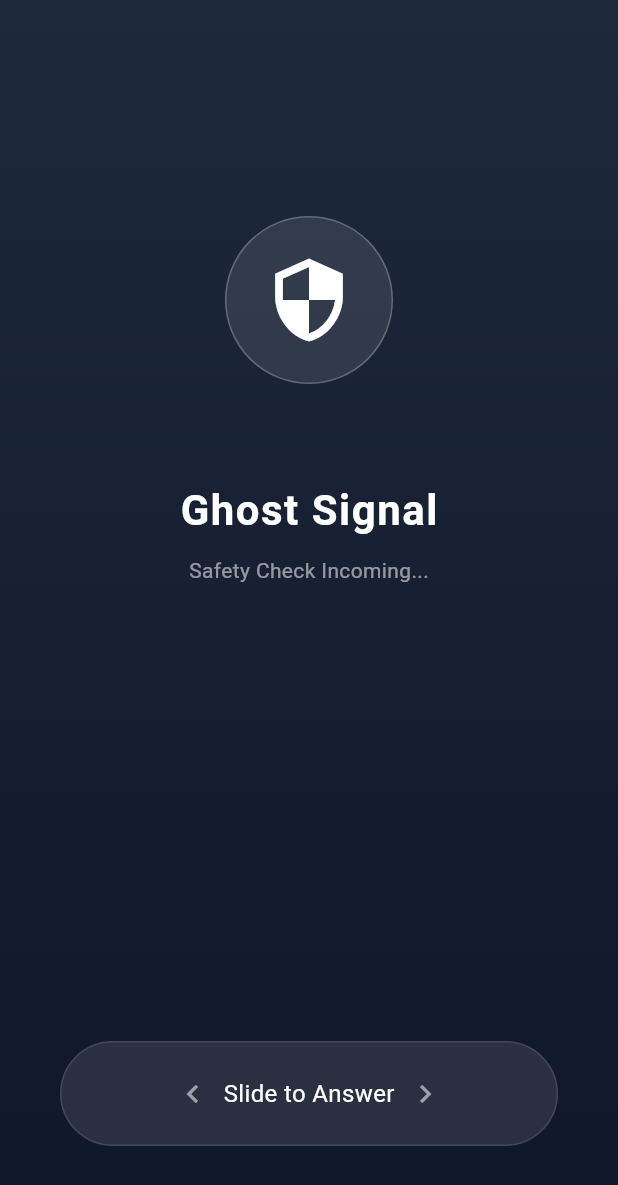
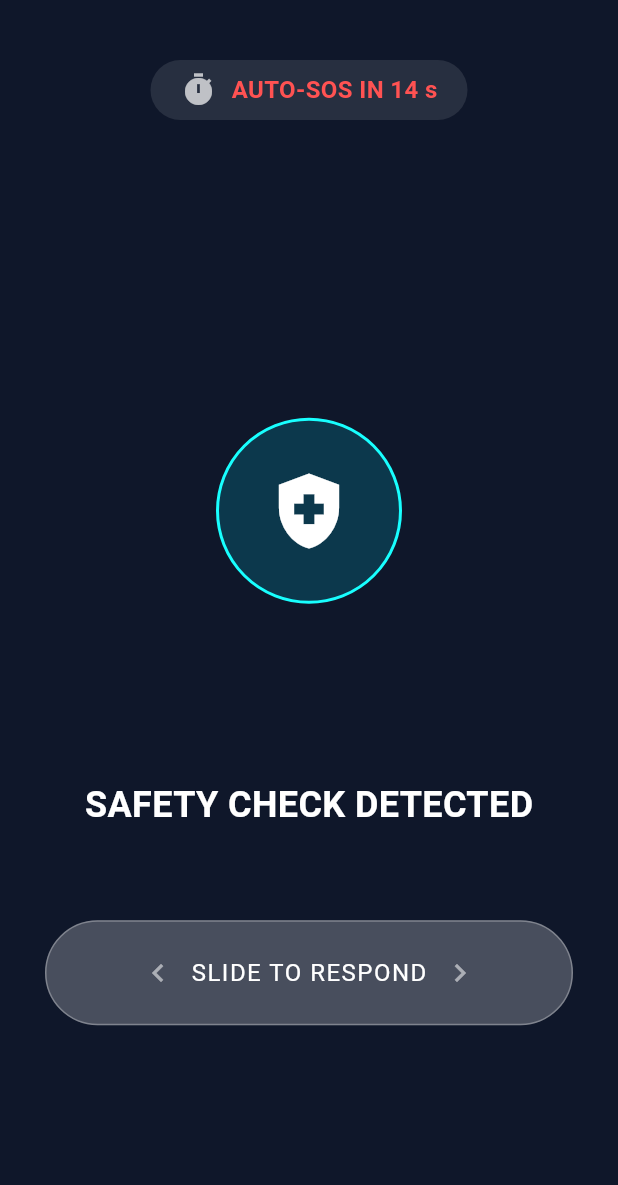
Before and after one commit to sushant-me/TechSprint_team_innovators, a Flutter app: the SafetyCheckScreen screen opened directly with empty values, on a phone screen of 412 x 824 dp. Shown: the top 1185 px of the screen. Run offline on Flutter 3.47's test engine with Material 3 defaults, Android fonts, the phone set to English and light mode, and no system bars; drawn by our look-alikes of avatar_glow; our stand-ins replace audioplayers, flutter_local_notifications, flutter_tts, geolocator, percent_indicator, permission_handler and 4 more; missing offline and left inert: flutter_background_service, ghostsignal, nearby_connections, telephony, tflite_audio, torch_light; accounts and stored records are empty; statements that could not run were skipped.

Commit message:
Refactor SafetyCheckScreen for improved functionality

```diff
--- a/lib/screens/safety_check_screen.dart
+++ b/lib/screens/safety_check_screen.dart
@@ -7,6 +7,7 @@ import 'package:geolocator/geolocator.dart';
 import 'package:shared_preferences/shared_preferences.dart';
 import 'package:avatar_glow/avatar_glow.dart';
 
+// Services
 import 'package:ghostsignal/services/earthquake_api_service.dart';
 import 'package:ghostsignal/services/mesh_service.dart';
 import 'package:ghostsignal/services/siren_service.dart';
@@ -16,244 +17,272 @@ import 'package:ghostsignal/services/flashlight_service.dart';
 class SafetyCheckScreen extends StatefulWidget {
   final String triggerCause;
   const SafetyCheckScreen({super.key, required this.triggerCause});
+
   @override
   State<SafetyCheckScreen> createState() => _SafetyCheckScreenState();
 }
 
-class _SafetyCheckScreenState extends State<SafetyCheckScreen> {
-  // 0 = Incoming Call (Swipe UI)
-  // 1 = Active Call (Keypad UI)
-  // 2 = SOS Triggered (Red Screen)
-  int _callState = 0;
+class _SafetyCheckScreenState extends State<SafetyCheckScreen> with TickerProviderStateMixin {
+  // 0 = Incoming Check (Slide to Answer)
+  // 1 = Triage (Safe vs Help)
+  // 2 = SOS Active (Beacon Mode)
+  int _state = 0;
 
+  // Resources
   final FlutterTts _tts = FlutterTts();
   final AudioPlayer _ringtone = AudioPlayer();
-  Timer? _timeoutTimer;
+  Timer? _failsafeTimer;
+  int _countdown = 15; // Seconds before auto-SOS
 
+  // Services
   final MeshService _mesh = MeshService();
   final SmsService _sms = SmsService();
   final SirenService _siren = SirenService();
   final FlashlightService _flash = FlashlightService();
 
+  // Animation
+  late AnimationController _strobeController;
+
   @override
   void initState() {
     super.initState();
-    _startIncomingCall();
-  }
-
-  void _startIncomingCall() async {
-    // 1. API Check
-    bool confirmed = false;
-    if (widget.triggerCause == "Earthquake") {
-      confirmed = await EarthquakeApiService().verifyEarthquakeNearby();
-    }
-
-    // 2. Ringtone & Vibrate
-    await _ringtone.setSource(AssetSource('siren.mp3'));
-    await _ringtone.setVolume(1.0); // Loud
-    await _ringtone.setReleaseMode(ReleaseMode.loop);
-    await _ringtone.resume();
-    Vibration.vibrate(pattern: [1000, 1000], repeat: 1);
-
-    // 3. Announcement
-    await Future.delayed(const Duration(seconds: 2));
-    String text = "Safety Check.";
-    if (confirmed) text += " Earthquake confirmed.";
-    text += " Swipe green to answer.";
-
-    await _tts.setLanguage("en-US");
-    await _tts.setVolume(1.0);
-    await _tts.speak(text);
-
-    // 4. Timeout (15s)
-    _timeoutTimer = Timer(const Duration(seconds: 15), () {
-      if (mounted && _callState == 0)
-        _triggerGlobalSOS("Unconscious / No Answer");
-    });
-  }
-
-  void _answerCall() async {
-    // STOP Ringing
-    _timeoutTimer?.cancel();
-    await _ringtone.stop();
-    Vibration.cancel();
-
-    setState(() => _callState = 1);
-
-    // SPEAK INSTRUCTIONS
-    await _tts.setVolume(1.0);
-    await _tts.setSpeechRate(0.5); // Clear
-    await _tts.speak("If you are fine, press 1. If you need help, press 2.");
-
-    // Timeout (10s)
-    _timeoutTimer = Timer(const Duration(seconds: 10), () {
-      if (mounted) _triggerGlobalSOS("Silent Call");
-    });
-  }
-
-  void _declineCall() {
-    _shutdown("SAFE");
-  }
-
-  void _handleKeypad(String key) {
-    if (key == "1") _shutdown("SAFE");
-    if (key == "2") _triggerGlobalSOS("User Requested Help");
-  }
-
-  void _shutdown(String status) async {
-    // KILL ALL NOISE AND LIGHT
-    _timeoutTimer?.cancel();
-    await _ringtone.stop();
-    await _tts.stop();
-    Vibration.cancel();
-    await _siren.stopSiren();
-    _flash.stopStrobe();
-
-    if (status == "SAFE") {
-      await _mesh.broadcastSafe();
-      Navigator.popUntil(context, (route) => route.isFirst);
-      ScaffoldMessenger.of(context).showSnackBar(const SnackBar(
-          backgroundColor: Colors.green,
-          content: Text("Verified Safe. All Alarms Stopped.")));
-    }
-  }
-
-  Future<void> _triggerGlobalSOS(String reason) async {
-    _timeoutTimer?.cancel();
-    _ringtone.stop();
-    _tts.stop();
-
-    // START EMERGENCY SYSTEMS
-    _siren.startSiren();
-    _flash.startSosStrobe();
-
-    String lat = "0.0", long = "0.0";
-    try {
-      Position pos = await Geolocator.getCurrentPosition(
-          desiredAccuracy: LocationAccuracy.high);
-      lat = pos.latitude.toString();
-      long = pos.longitude.toString();
-    } catch (e) {
-      print(e);
-    }
-
-    final prefs = await SharedPreferences.getInstance();
-    String name = prefs.getString('my_name') ?? "Unknown";
-    String cond = prefs.getString('my_condition') ?? "None";
-    List<String> contacts = prefs.getStringList('sos_contacts') ?? [];
-
-    if (contacts.isNotEmpty) _sms.sendBackgroundSms(contacts, lat, long);
-    await _mesh.startEmergencyBroadcast(lat, long, name, "$cond | $reason");
-
-    if (mounted) setState(() => _callState = 2);
+    _strobeController = AnimationController(vsync: this, duration: const Duration(milliseconds: 500));
+    _initSafetyProtocol();
   }
 
   @override
   void dispose() {
-    _shutdown("EXIT");
+    _shutdownSystem(isExit: true);
+    _strobeController.dispose();
     super.dispose();
+  }
+
+  void _initSafetyProtocol() async {
+    // 1. Validate Trigger (Optional API check)
+    if (widget.triggerCause == "Earthquake") {
+      await EarthquakeApiService().verifyEarthquakeNearby();
+    }
+
+    // 2. Start Audio/Haptic Loop
+    _ringtone.setSource(AssetSource('siren_alert.mp3'));
+    _ringtone.setReleaseMode(ReleaseMode.loop);
+    _ringtone.resume();
+
+    Vibration.vibrate(pattern: [500, 1000, 500, 1000], repeat: 0); // Heartbeat pattern
+
+    // 3. Voice Command
+    await _tts.setLanguage("en-US");
+    await _tts.setSpeechRate(0.5);
+    _tts.speak("Safety Check Active. Are you safe?");
+
+    // 4. Start Deadman Switch (Countdown)
+    _startCountdown();
+  }
+
+  void _startCountdown() {
+    _failsafeTimer = Timer.periodic(const Duration(seconds: 1), (timer) {
+      if (!mounted) return;
+      setState(() {
+        if (_countdown > 0) {
+          _countdown--;
+        } else {
+          _triggerSOS("Unresponsive / Time Out");
+        }
+      });
+    });
+  }
+
+  // --- ACTIONS ---
+
+  void _userResponded() {
+    _failsafeTimer?.cancel();
+    _ringtone.stop();
+    Vibration.cancel();
+    _tts.stop();
+    setState(() {
+      _state = 1; // Move to Decision Phase
+      _countdown = 10; // Give them 10s to decide, else assume panic
+    });
+    // Restart timer for decision phase
+    _startCountdown();
+  }
+
+  void _markSafe() async {
+    _shutdownSystem(status: "SAFE");
+  }
+
+  void _triggerSOS(String reason) async {
+    _failsafeTimer?.cancel();
+
+    // Switch to Beacon Mode
+    setState(() => _state = 2);
+    _strobeController.repeat(reverse: true);
+
+    // Hardware Activation
+    _siren.startSiren();
+    _flash.startSosStrobe();
+
+    // Network Broadcast
+    Position pos = await Geolocator.getCurrentPosition(desiredAccuracy: LocationAccuracy.high);
+    final prefs = await SharedPreferences.getInstance();
+
+    String payload = "CRITICAL | ${prefs.getString('my_name')} | $reason";
+
+    _mesh.startEmergencyBroadcast(
+      pos.latitude.toString(),
+      pos.longitude.toString(),
+      "SOS",
+      payload
+    );
+
+    List<String> contacts = prefs.getStringList('sos_contacts') ?? [];
+    if (contacts.isNotEmpty) {
+      _sms.sendBackgroundSms(contacts, pos.latitude.toString(), pos.longitude.toString());
+    }
+  }
+
+  void _shutdownSystem({String status = "EXIT", bool isExit = false}) async {
+    _failsafeTimer?.cancel();
+    await _ringtone.stop();
+    await _tts.stop();
+    Vibration.cancel();
+    _siren.stopSiren();
+    _flash.stopStrobe();
+
+    if (status == "SAFE" && mounted) {
+      _mesh.broadcastSafe();
+      Navigator.popUntil(context, (route) => route.isFirst);
+      ScaffoldMessenger.of(context).showSnackBar(
+        const SnackBar(content: Text("Marked Safe. Systems Standby."), backgroundColor: Colors.green)
+      );
+    }
   }
 
   @override
   Widget build(BuildContext context) {
-    // SOS UI
-    if (_callState == 2) {
-      return Scaffold(
-        backgroundColor: const Color(0xFFEF4444),
-        body: Center(
+    return WillPopScope(
+      onWillPop: () async => false, // Disable back button during check
+      child: Scaffold(
+        backgroundColor: const Color(0xFF0F172A),
+        body: Stack(
+          children: [
+            // Background Alarm Effect (Only in State 2)
+            if (_state == 2)
+              AnimatedBuilder(
+                animation: _strobeController,
+                builder: (context, child) {
+                  return Container(
+                    color: Colors.red.withOpacity(_strobeController.value * 0.5),
+                  );
+                },
+              ),
+
+            SafeArea(
               child: Column(
-                mainAxisAlignment: MainAxisAlignment.center,
-                children: const [
-              Icon(Icons.warning_amber, size: 100, color: Colors.white),
-              SizedBox(height: 20),
-              Text("SOS SENT",
-                  style: TextStyle(
-                      fontSize: 40,
-                      color: Colors.white,
-                      fontWeight: FontWeight.bold)),
-              Text("Emergency Contacts Notified",
-                  style: TextStyle(color: Colors.white70))
-            ])),
+                children: [
+                  const SizedBox(height: 40),
+
+                  // HEADER: TIMER
+                  if (_state < 2)
+                    Container(
+                      padding: const EdgeInsets.symmetric(horizontal: 20, vertical: 8),
+                      decoration: BoxDecoration(
+                        color: Colors.white10,
+                        borderRadius: BorderRadius.circular(20)
+                      ),
+                      child: Row(
+                        mainAxisSize: MainAxisSize.min,
+                        children: [
+                          const Icon(Icons.timer, color: Colors.white70),
+                          const SizedBox(width: 10),
+                          Text(
+                            "AUTO-SOS IN $_countdown s",
+                            style: const TextStyle(
+                              color: Colors.redAccent,
+                              fontWeight: FontWeight.bold,
+                              fontSize: 16
+                            ),
+                          ),
+                        ],
+                      ),
+                    ),
+
+                  const Spacer(),
+
+                  // --- UI STATES ---
+
+                  // STATE 0: SLIDE TO ANSWER
+                  if (_state == 0) _buildIncomingCallUI(),
+
+                  // STATE 1: DECISION (SAFE vs HELP)
+                  if (_state == 1) _buildTriageUI(),
+
+                  // STATE 2: SOS BEACON
+                  if (_state == 2) _buildBeaconUI(),
+
+                  const Spacer(),
+                ],
+              ),
+            ),
+          ],
+        ),
+      ),
     );
   }
 
-    // MAIN CALL UI
-    return Scaffold(
-      body: Container(
-        width: double.infinity,
-        decoration: const BoxDecoration(
-            gradient: LinearGradient(
-                begin: Alignment.topCenter,
-                end: Alignment.bottomCenter,
-                colors: [Color(0xFF1E293B), Color(0xFF0F172A)])),
-        child: Column(
+  Widget _buildIncomingCallUI() {
+    return Column(
       children: [
-            const SizedBox(height: 100),
-
-            // PULSING CALLER ID
         AvatarGlow(
-              glowColor:
-                  _callState == 0 ? Colors.cyanAccent : Colors.greenAccent,
-              endRadius: 100.0,
-              duration: const Duration(milliseconds: 2000),
-              repeat: true,
+          glowColor: Colors.cyanAccent,
+          endRadius: 120.0,
           child: Container(
-                padding: const EdgeInsets.all(25),
+            padding: const EdgeInsets.all(30),
             decoration: BoxDecoration(
-                    color: Colors.white.withOpacity(0.1),
               shape: BoxShape.circle,
-                    border: Border.all(color: Colors.white24)),
-                child:
-                    const Icon(Icons.security, size: 60, color: Colors.white),
+              color: Colors.cyan.withOpacity(0.2),
+              border: Border.all(color: Colors.cyanAccent, width: 2)
+            ),
+            child: const Icon(Icons.health_and_safety, size: 60, color: Colors.white),
           ),
         ),
-            const SizedBox(height: 20),
-            const Text("Ghost Signal",
-                style: TextStyle(
-                    fontSize: 28,
-                    color: Colors.white,
-                    fontWeight: FontWeight.bold,
-                    letterSpacing: 1)),
-            const SizedBox(height: 10),
+        const SizedBox(height: 30),
         Text(
-                _callState == 0
-                    ? "Safety Check Incoming..."
-                    : "Voice Verification Active",
-                style: const TextStyle(color: Colors.white54)),
-
-            const Spacer(),
-
-            // STATE 0: SLIDE TO ANSWER
-            if (_callState == 0) ...[
+          widget.triggerCause.toUpperCase(),
+          style: const TextStyle(color: Colors.redAccent, fontSize: 20, letterSpacing: 5, fontWeight: FontWeight.bold),
+        ),
+        const Text(
+          "SAFETY CHECK DETECTED",
+          style: TextStyle(color: Colors.white, fontSize: 24, fontWeight: FontWeight.bold),
+        ),
+        const SizedBox(height: 60),
         Padding(
-                padding:
-                    const EdgeInsets.symmetric(horizontal: 40, vertical: 60),
+          padding: const EdgeInsets.symmetric(horizontal: 30),
           child: Dismissible(
             key: UniqueKey(),
             direction: DismissDirection.horizontal,
-                  onDismissed: (dir) {
-                    if (dir == DismissDirection.startToEnd)
-                      _answerCall();
-                    else
-                      _declineCall();
+            confirmDismiss: (direction) async {
+              _userResponded();
+              return false; // Don't dismiss the widget, just change state
             },
-                  background:
-                      _swipeBg(Alignment.centerLeft, Colors.green, Icons.call),
-                  secondaryBackground: _swipeBg(
-                      Alignment.centerRight, Colors.red, Icons.call_end),
+            background: Container(
+              decoration: BoxDecoration(color: Colors.green, borderRadius: BorderRadius.circular(50)),
+              alignment: Alignment.centerLeft,
+              padding: const EdgeInsets.only(left: 30),
+              child: const Icon(Icons.check, color: Colors.white),
+            ),
             child: Container(
               height: 70,
               decoration: BoxDecoration(
-                        color: Colors.white.withOpacity(0.1),
-                        borderRadius: BorderRadius.circular(35),
-                        border: Border.all(color: Colors.white12)),
+                color: Colors.white24,
+                borderRadius: BorderRadius.circular(50),
+                border: Border.all(color: Colors.white30)
+              ),
               child: Row(
                 mainAxisAlignment: MainAxisAlignment.center,
                 children: const [
                   Icon(Icons.chevron_left, color: Colors.white54),
-                        Text("  Slide to Answer  ",
-                            style:
-                                TextStyle(color: Colors.white, fontSize: 16)),
+                  Text("  SLIDE TO RESPOND  ", style: TextStyle(color: Colors.white, fontSize: 16, letterSpacing: 1)),
                   Icon(Icons.chevron_right, color: Colors.white54),
                 ],
               ),
@@ -261,59 +290,73 @@ class _SafetyCheckScreenState extends State<SafetyCheckScreen> {
           ),
         )
       ],
+    );
+  }
 
-            // STATE 1: KEYPAD
-            if (_callState == 1) ...[
-              Padding(
-                padding: const EdgeInsets.symmetric(horizontal: 40),
+  Widget _buildTriageUI() {
+    return Padding(
+      padding: const EdgeInsets.symmetric(horizontal: 20),
       child: Column(
         children: [
-                    _optionBtn("1", "I AM FINE", Colors.green,
-                        () => _handleKeypad("1")),
-                    const SizedBox(height: 20),
-                    _optionBtn("2", "I NEED HELP", Colors.red,
-                        () => _handleKeypad("2")),
+          const Text("WHAT IS YOUR STATUS?", style: TextStyle(color: Colors.white, fontSize: 22, fontWeight: FontWeight.bold)),
           const SizedBox(height: 40),
-                    FloatingActionButton(
-                        backgroundColor: Colors.red,
-                        onPressed: _declineCall,
-                        child: const Icon(Icons.call_end))
-                  ],
+
+          // I AM SAFE
+          SizedBox(
+            width: double.infinity,
+            height: 100,
+            child: ElevatedButton.icon(
+              style: ElevatedButton.styleFrom(
+                backgroundColor: Colors.green[800],
+                shape: RoundedRectangleBorder(borderRadius: BorderRadius.circular(20))
+              ),
+              icon: const Icon(Icons.check_circle, size: 40),
+              label: const Text("I AM SAFE\n(Cancel Alarm)", textAlign: TextAlign.center, style: TextStyle(fontSize: 18)),
+              onPressed: _markSafe,
             ),
           ),
-              const SizedBox(height: 60),
-            ]
+
+          const SizedBox(height: 20),
+
+          // I NEED HELP
+          SizedBox(
+            width: double.infinity,
+            height: 100,
+            child: ElevatedButton.icon(
+              style: ElevatedButton.styleFrom(
+                backgroundColor: Colors.red[800],
+                shape: RoundedRectangleBorder(borderRadius: BorderRadius.circular(20))
+              ),
+              icon: const Icon(Icons.sos, size: 40),
+              label: const Text("I NEED HELP\n(Broadcast SOS)", textAlign: TextAlign.center, style: TextStyle(fontSize: 18)),
+              onPressed: () => _triggerSOS("Manual Request"),
+            ),
+          ),
         ],
-        ),
       ),
     );
   }
 
-  Widget _swipeBg(Alignment align, Color color, IconData icon) {
-    return Container(
-      alignment: align,
-      padding: const EdgeInsets.symmetric(horizontal: 20),
-      decoration:
-          BoxDecoration(color: color, borderRadius: BorderRadius.circular(35)),
-      child: Icon(icon, color: Colors.white),
-    );
-  }
-
-  Widget _optionBtn(String key, String label, Color color, VoidCallback tap) {
-    return GestureDetector(
-      onTap: tap,
-      child: Container(
-        width: double.infinity,
-        padding: const EdgeInsets.symmetric(vertical: 25),
-        decoration: BoxDecoration(
-            color: color.withOpacity(0.2),
-            borderRadius: BorderRadius.circular(15),
-            border: Border.all(color: color, width: 2)),
-        child: Center(
-          child: Text("Press $key : $label",
-              style: TextStyle(
-                  color: color, fontSize: 20, fontWeight: FontWeight.bold)),
+  Widget _buildBeaconUI() {
+    return Center(
+      child: Column(
+        mainAxisAlignment: MainAxisAlignment.center,
+        children: [
+          const Icon(Icons.warning, size: 100, color: Colors.white),
+          const SizedBox(height: 20),
+          const Text("SOS BEACON ACTIVE", style: TextStyle(color: Colors.white, fontSize: 30, fontWeight: FontWeight.bold)),
+          const SizedBox(height: 10),
+          const Text("Broadcasting Location via Mesh & SMS...", style: TextStyle(color: Colors.white70)),
+          const SizedBox(height: 50),
+          OutlinedButton(
+            style: OutlinedButton.styleFrom(
+              side: const BorderSide(color: Colors.white),
+              padding: const EdgeInsets.symmetric(horizontal: 40, vertical: 15)
             ),
+            onPressed: () => _shutdownSystem(status: "SAFE"),
+            child: const Text("FALSE ALARM - CANCEL", style: TextStyle(color: Colors.white)),
+          )
+        ],
       ),
     );
   }
```
Lines whose indentation alone changed are shown as unchanged.
